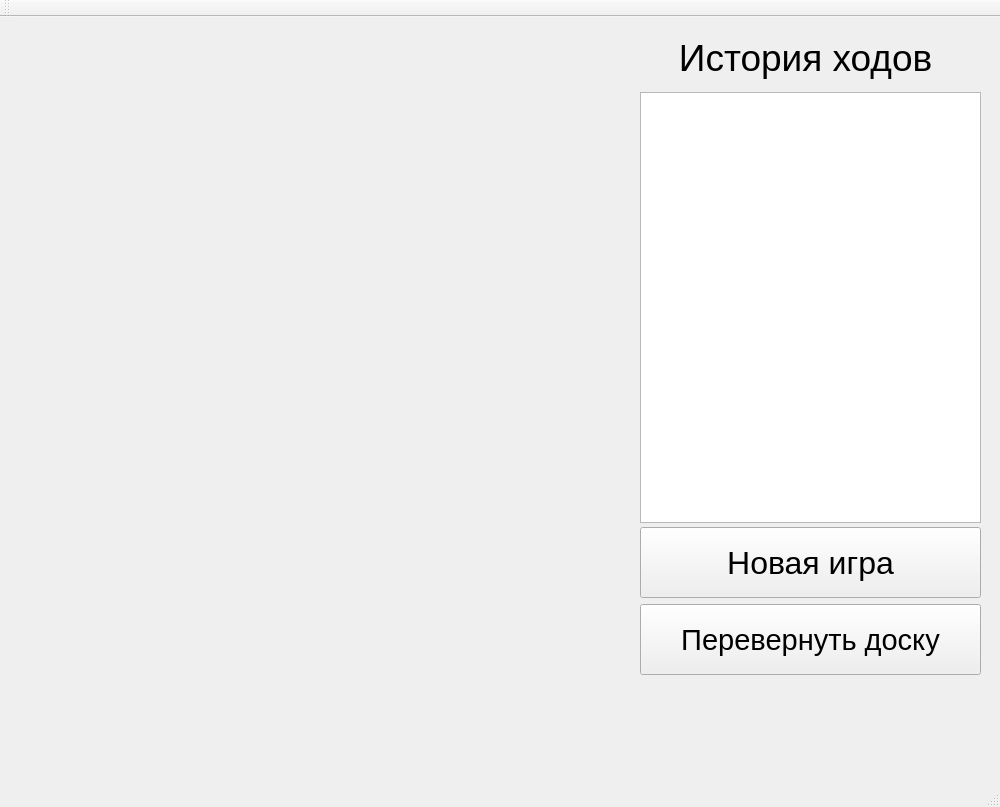
madEmerald/chess, file mainwindow.ui: the form before one commit.
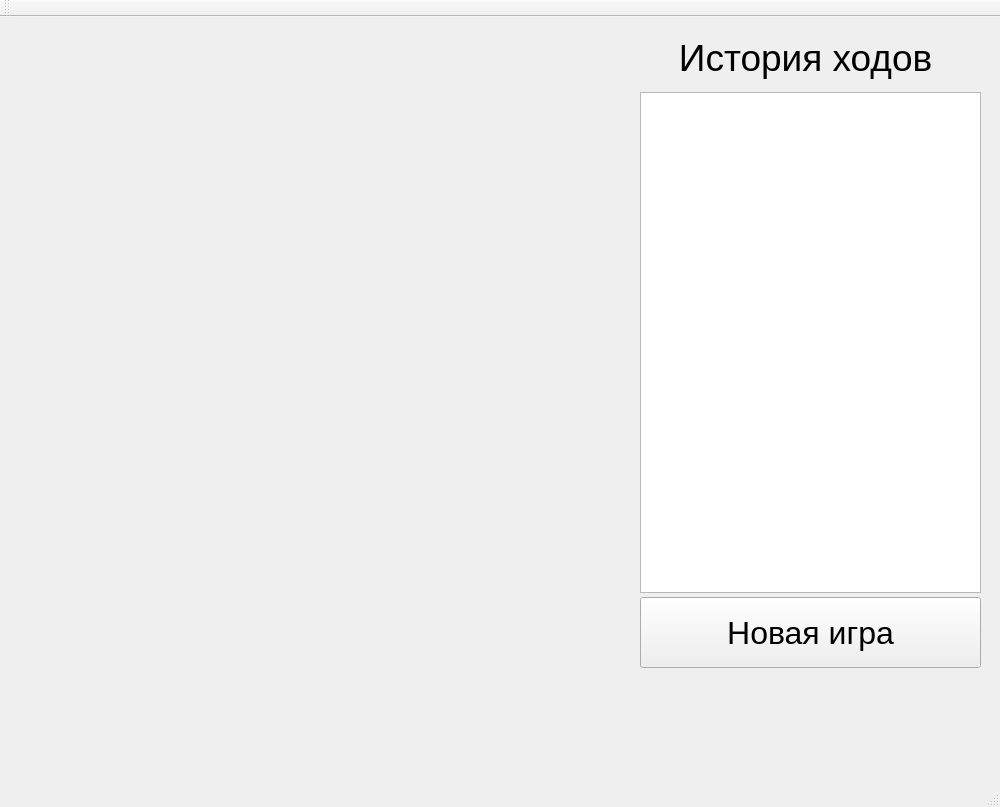
The form after the commit.

Commit message: change interface buttons

```diff
--- a/mainwindow.ui
+++ b/mainwindow.ui
@@ -35,29 +35,11 @@
      <set>Qt::AlignHCenter|Qt::AlignTop</set>
     </property>
    </widget>
-   <widget class="QPushButton" name="switchBoard">
-    <property name="geometry">
-     <rect>
-      <x>640</x>
-      <y>587</y>
-      <width>341</width>
-      <height>71</height>
-     </rect>
-    </property>
-    <property name="font">
-     <font>
-      <pointsize>22</pointsize>
-     </font>
-    </property>
-    <property name="text">
-     <string>Перевернуть доску</string>
-    </property>
-   </widget>
    <widget class="QPushButton" name="newGame">
     <property name="geometry">
      <rect>
       <x>640</x>
-      <y>510</y>
+      <y>580</y>
       <width>341</width>
       <height>71</height>
      </rect>
@@ -77,7 +59,7 @@
       <x>640</x>
       <y>75</y>
       <width>341</width>
-      <height>431</height>
+      <height>501</height>
      </rect>
     </property>
    </widget>
```
The commit also changes 16 other files.
